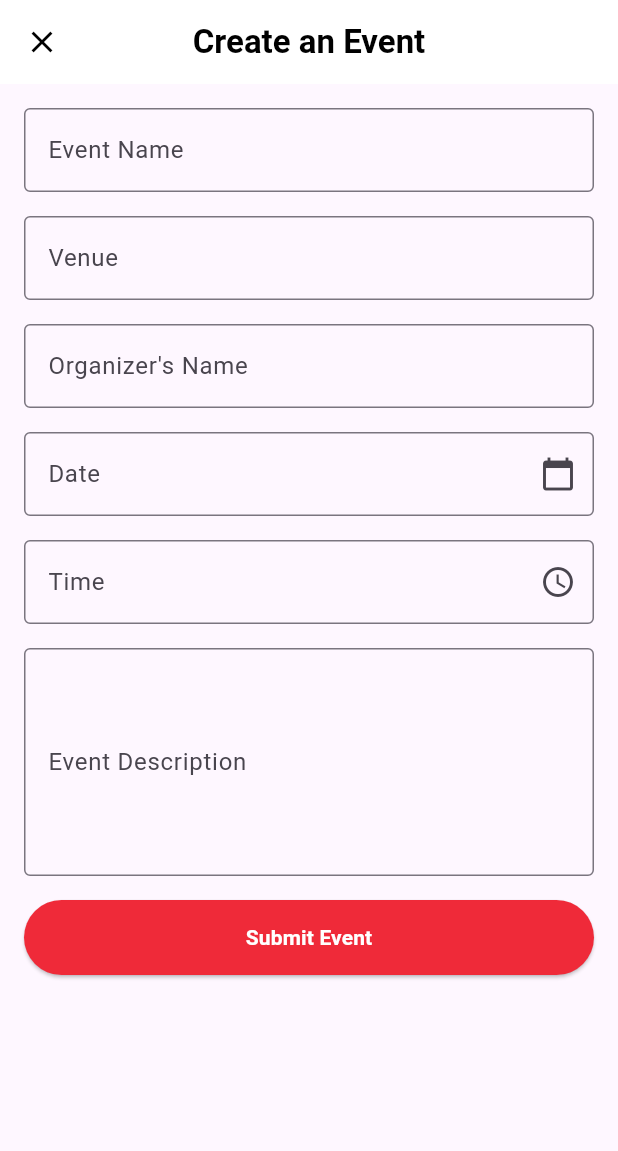
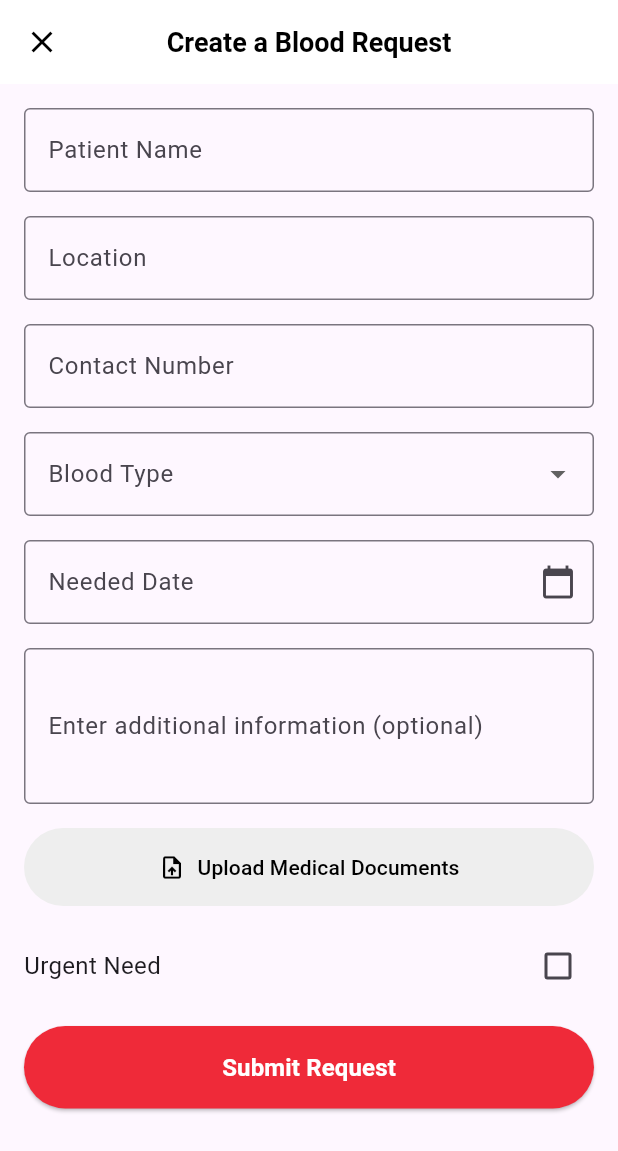
Before and after one commit to Pakhrin007/BloodLife, a Flutter app: the screen it shows after launch, on a phone screen of 412 x 824 dp. Shown: the top 1151 px of the screen. Run offline on Flutter 3.47's test engine with Material 3 defaults, Android fonts, the phone set to English and light mode, and no system bars; our stand-ins replace animated_splash_screen, cached_network_image, curved_navigation_bar, file_picker, flutter_spinkit, lottie.

Commit message:
Added create blood request screen/page

```diff
--- a/lib/main.dart
+++ b/lib/main.dart
@@ -1,5 +1,6 @@
 import 'package:bloodlife/Dummypages/Bloodrequest.dart';
 import 'package:bloodlife/api/api.dart';
+import 'package:bloodlife/pages/createBloodRequest.dart';
 import 'package:bloodlife/pages/createEvent.dart';
 import 'package:bloodlife/splashscreen/splashscreen.dart';
 import 'package:flutter/material.dart';
@@ -22,7 +23,7 @@ class MyApp extends StatelessWidget {
         colorScheme: ColorScheme.fromSeed(seedColor: Colors.deepPurple),
         useMaterial3: true,
       ),
-      home: const CreateEventScreen(),
+      home: CreateBloodRequestScreen(),
     );
   }
 }
--- /dev/null
+++ b/lib/pages/createBloodRequest.dart
@@ -0,0 +1,201 @@
+import 'package:flutter/material.dart';
+import 'package:file_picker/file_picker.dart';
+
+class CreateBloodRequestScreen extends StatefulWidget {
+  @override
+  _CreateBloodRequestScreenState createState() => _CreateBloodRequestScreenState();
+}
+
+class _CreateBloodRequestScreenState extends State<CreateBloodRequestScreen> {
+  bool isUrgent = false;  // To manage the state of the "Urgent Need" checkbox
+  String? fileName;  // To store the name of the selected file
+
+  // Function to open file picker and get file
+  void pickFile() async {
+    FilePickerResult? result = await FilePicker.platform.pickFiles();
+
+    if (result != null) {
+      setState(() {
+        fileName = result.files.single.name; // Set the file name
+      });
+    }
+  }
+
+  @override
+  Widget build(BuildContext context) {
+    return Scaffold(
+      appBar: AppBar(
+        backgroundColor: Colors.white,
+        elevation: 0,
+        leading: IconButton(
+          icon: Icon(Icons.close, color: Colors.black),
+          onPressed: () {
+            Navigator.pop(context);
+          },
+        ),
+        title: Text(
+          'Create a Blood Request',
+          style: TextStyle(
+            color: Colors.black,
+            fontSize: 18,
+            fontWeight: FontWeight.bold,
+          ),
+        ),
+        centerTitle: true,
+      ),
+      body: Padding(
+        padding: const EdgeInsets.all(16.0),
+        child: SingleChildScrollView(
+          child: Column(
+            crossAxisAlignment: CrossAxisAlignment.start,
+            children: [
+              // Patient Name
+              TextField(
+                decoration: InputDecoration(
+                  labelText: 'Patient Name',
+                  border: OutlineInputBorder(),
+                ),
+              ),
+              SizedBox(height: 16),
+
+              // Location
+              TextField(
+                decoration: InputDecoration(
+                  labelText: 'Location',
+                  border: OutlineInputBorder(),
+                ),
+              ),
+              SizedBox(height: 16),
+
+              // Contact Number
+              TextField(
+                keyboardType: TextInputType.phone,
+                decoration: InputDecoration(
+                  labelText: 'Contact Number',
+                  border: OutlineInputBorder(),
+                ),
+              ),
+              SizedBox(height: 16),
+
+              // Blood Type Dropdown
+              DropdownButtonFormField<String>(
+                decoration: InputDecoration(
+                  labelText: 'Blood Type',
+                  border: OutlineInputBorder(),
+                ),
+                items: [
+                  DropdownMenuItem(value: 'A+', child: Text('A+')),
+                  DropdownMenuItem(value: 'A-', child: Text('A-')),
+                  DropdownMenuItem(value: 'B+', child: Text('B+')),
+                  DropdownMenuItem(value: 'B-', child: Text('B-')),
+                  DropdownMenuItem(value: 'O+', child: Text('O+')),
+                  DropdownMenuItem(value: 'O-', child: Text('O-')),
+                  DropdownMenuItem(value: 'AB+', child: Text('AB+')),
+                  DropdownMenuItem(value: 'AB-', child: Text('AB-')),
+                ],
+                onChanged: (value) {},
+              ),
+              SizedBox(height: 16),
+
+              // Needed Date
+              TextField(
+                decoration: InputDecoration(
+                  labelText: 'Needed Date',
+                  border: OutlineInputBorder(),
+                  suffixIcon: Icon(Icons.calendar_today),
+                ),
+              ),
+              SizedBox(height: 16),
+
+              // Additional Information
+              TextField(
+                maxLines: 3,
+                decoration: InputDecoration(
+                  labelText: 'Enter additional information (optional)',
+                  border: OutlineInputBorder(),
+                ),
+              ),
+              SizedBox(height: 16),
+
+              // Upload Medical Documents (File Picker)
+              Row(
+                children: [
+                  Expanded(
+                    child: TextButton(
+                      onPressed: pickFile,
+                      style: TextButton.styleFrom(
+                        padding: EdgeInsets.symmetric(vertical: 16),
+                        backgroundColor: Colors.grey[200],
+                      ),
+                      child: Row(
+                        mainAxisAlignment: MainAxisAlignment.center,
+                        children: [
+                          Icon(Icons.upload_file, color: Colors.black),
+                          SizedBox(width: 8),
+                          Text(
+                            fileName != null ? fileName! : 'Upload Medical Documents',
+                            style: TextStyle(color: Colors.black),
+                          ),
+                        ],
+                      ),
+                    ),
+                  ),
+                ],
+              ),
+              SizedBox(height: 16),
+
+              // Urgent Need Checkbox
+              Row(
+                children: [
+                  Text(
+                    'Urgent Need',
+                    style: TextStyle(fontSize: 16),
+                  ),
+                  Spacer(),
+                  Checkbox(
+                    value: isUrgent,
+                    onChanged: (value) {
+                      setState(() {
+                        isUrgent = value!;
+                      });
+                    },
+                  ),
+                ],
+              ),
+              SizedBox(height: 16),
+
+              // Submit Button
+              SizedBox(
+                width: double.infinity,
+                child: ElevatedButton(
+                  onPressed: () {
+                    // Handle submit action
+                  },
+                  style: ElevatedButton.styleFrom(
+                    backgroundColor: Color(0xFFEF2A39), // Red color
+                    padding: const EdgeInsets.symmetric(vertical: 16),
+                    shape: RoundedRectangleBorder(
+                      borderRadius: BorderRadius.circular(30),
+                    ),
+                  ),
+                  child: Text(
+                    'Submit Request',
+                    style: TextStyle(
+                      fontSize: 16,
+                      fontWeight: FontWeight.bold,
+                      color: Colors.white,
+                    ),
+                  ),
+                ),
+              ),
+            ],
+          ),
+        ),
+      ),
+    );
+  }
+}
+
+void main() => runApp(MaterialApp(
+  home: CreateBloodRequestScreen(),
+));
--- a/pubspec.yaml
+++ b/pubspec.yaml
@@ -37,6 +37,7 @@ dependencies:
   http: ^1.2.2
   intl:
   cached_network_image:
+  file_picker: ^5.2.2
 
   # The following adds the Cupertino Icons font to your application.
   # Use with the CupertinoIcons class for iOS style icons.
```
Also changed, not shown: pubspec.lock.
